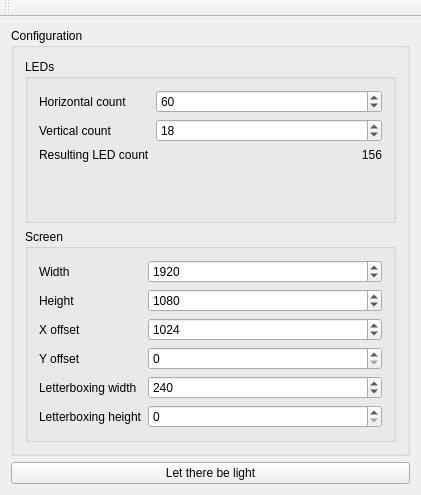
This is ambilight-gui/mainwindow.ui in enra64/PalliLux as Qt 5 draws it before an edit. The edited form follows.
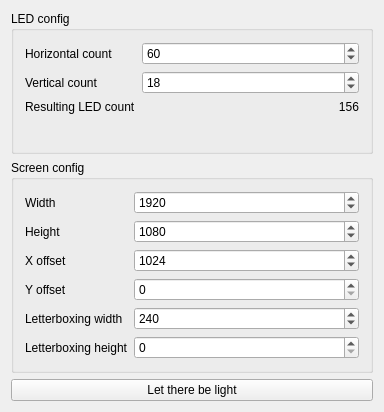
This is the edited form.

What changed in the file:
```diff
--- a/ambilight-gui/mainwindow.ui
+++ b/ambilight-gui/mainwindow.ui
@@ -6,8 +6,8 @@
    <rect>
     <x>0</x>
     <y>0</y>
-    <width>421</width>
-    <height>495</height>
+    <width>384</width>
+    <height>412</height>
    </rect>
   </property>
   <property name="windowTitle">
@@ -16,21 +16,9 @@
   <widget class="QWidget" name="centralWidget">
    <layout class="QVBoxLayout" name="verticalLayout">
     <item>
-     <widget class="QGroupBox" name="groupBox">
-      <property name="sizePolicy">
-       <sizepolicy hsizetype="Preferred" vsizetype="Expanding">
-        <horstretch>0</horstretch>
-        <verstretch>0</verstretch>
-       </sizepolicy>
-      </property>
-      <property name="title">
-       <string>Configuration</string>
-      </property>
-      <layout class="QVBoxLayout" name="verticalLayout_2">
-       <item>
         <widget class="QGroupBox" name="groupBox_2">
          <property name="title">
-          <string>LEDs</string>
+       <string>LED config</string>
          </property>
          <layout class="QFormLayout" name="formLayout_2">
           <item row="0" column="0">
@@ -96,7 +84,7 @@
        <item>
         <widget class="QGroupBox" name="groupBox_3">
          <property name="title">
-          <string>Screen</string>
+       <string>Screen config</string>
          </property>
          <layout class="QFormLayout" name="formLayout">
           <item row="0" column="0">
@@ -198,9 +186,6 @@
          </layout>
         </widget>
        </item>
-      </layout>
-     </widget>
-    </item>
     <item>
      <layout class="QHBoxLayout" name="horizontalLayout">
       <item>
@@ -214,24 +199,6 @@
     </item>
    </layout>
   </widget>
-  <widget class="QMenuBar" name="menuBar">
-   <property name="geometry">
-    <rect>
-     <x>0</x>
-     <y>0</y>
-     <width>421</width>
-     <height>22</height>
-    </rect>
-   </property>
-  </widget>
-  <widget class="QToolBar" name="mainToolBar">
-   <attribute name="toolBarArea">
-    <enum>TopToolBarArea</enum>
-   </attribute>
-   <attribute name="toolBarBreak">
-    <bool>false</bool>
-   </attribute>
-  </widget>
  </widget>
  <layoutdefault spacing="6" margin="11"/>
  <resources/>
```
Lines whose indentation alone changed are shown as unchanged.
